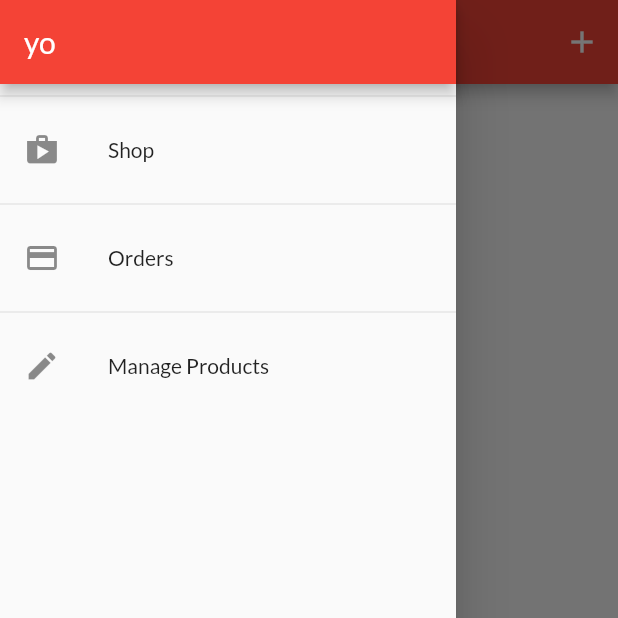
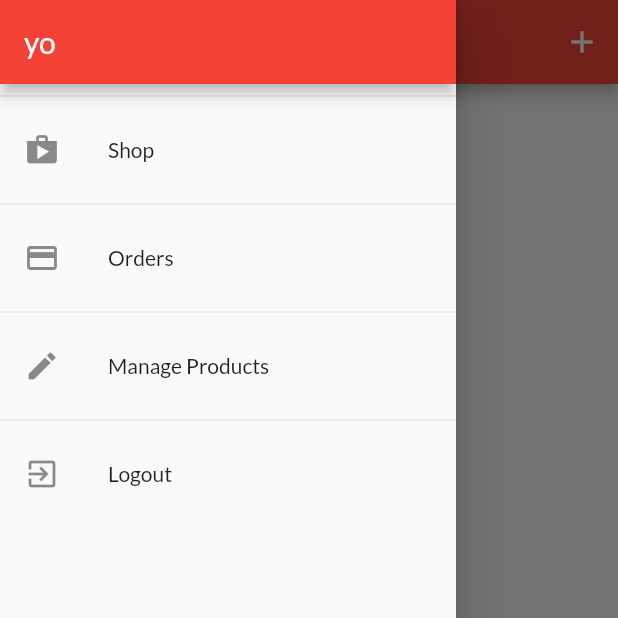
Before and after one commit to LeonardoSimi/shop-app-demo, a Flutter app: the UserProductsScreen screen opened by its route, with the side drawer open, on a phone screen of 412 x 824 dp, the top half of it. Run offline on Flutter 3.47's test engine with Material 2 defaults, Android fonts, the phone set to English and light mode, and no system bars; our stand-ins replace shared_preferences; missing offline and left inert: dart:ffi; accounts and stored records are empty; network calls fail.

Commit message:
autologin, autologout, favs user specific
12-01

```diff
--- a/lib/screens/user_products_screen.dart
+++ b/lib/screens/user_products_screen.dart
@@ -10,13 +10,14 @@ class UserProductsScreen extends StatelessWidget {
   static const routeName = '/user-products';
 
   Future<void> _refreshProducts(BuildContext context) async {
-    await Provider.of<Products>(context, listen: false).fetchAndSetProducts();
+    await Provider.of<Products>(context, listen: false)
+        .fetchAndSetProducts(true);
   }
 
   @override
   Widget build(BuildContext context) {
-    final productsData = Provider.of<Products>(context);
-
+    // final productsData = Provider.of<Products>(context);
+    print('rebuilding...');
     return Scaffold(
       appBar: AppBar(
         title: const Text('Your Products'),
@@ -29,17 +30,30 @@ class UserProductsScreen extends StatelessWidget {
         ],
       ),
       drawer: AppDrawer(),
-      body: RefreshIndicator(
+      body: FutureBuilder(
+        future: _refreshProducts(context),
+        builder: (ctx, snapshot) =>
+            snapshot.connectionState == ConnectionState.waiting
+                ? Center(
+                    child: CircularProgressIndicator(),
+                  )
+                : RefreshIndicator(
                     onRefresh: () => _refreshProducts(context),
-        child: Padding(
+                    child:
+                    Consumer<Products>(
+                      builder: (ctx, productsData, _) => Padding(
                         padding: EdgeInsets.all(8),
                         child: ListView.builder(
                           itemCount: productsData.items.length,
                           itemBuilder: (_, i) => Column(children: [
-              UserProductItem(productsData.items[i].title,
-                  productsData.items[i].imageUrl, productsData.items[i].id),
+                            UserProductItem(
+                                productsData.items[i].title,
+                                productsData.items[i].imageUrl,
+                                productsData.items[i].id),
                             Divider()
                           ]),
+                        ),
+                      ),
                     ),
                   ),
       ),
--- a/lib/widgets/app_drawer.dart
+++ b/lib/widgets/app_drawer.dart
@@ -1,7 +1,9 @@
 import 'package:flutter/material.dart';
+import 'package:provider/provider.dart';
 
 import '../screens/orders_screen.dart';
 import '../screens/user_products_screen.dart';
+import '../providers/auth.dart';
 
 class AppDrawer extends StatelessWidget {
 
@@ -31,6 +33,14 @@ class AppDrawer extends StatelessWidget {
             title: Text('Manage Products'),
             onTap: (){
               Navigator.of(context).pushReplacementNamed(UserProductsScreen.routeName);
+            },),
+          Divider(),
+          ListTile(leading: Icon(Icons.exit_to_app),
+            title: Text('Logout'),
+            onTap: (){
+            Navigator.of(context).pop();
+            Navigator.of(context).pushReplacementNamed('/');
+            Provider.of<Auth>(context, listen: false).logout();
             },)
         ],
       ),
--- a/lib/widgets/product_item.dart
+++ b/lib/widgets/product_item.dart
@@ -4,6 +4,7 @@ import 'package:provider/provider.dart';
 import '../screens/product_detail_screen.dart';
 import '../providers/product.dart';
 import '../providers/cart.dart';
+import '../providers/auth.dart';
 
 class ProductItem extends StatelessWidget {
   // final String id;
@@ -17,6 +18,7 @@ class ProductItem extends StatelessWidget {
 
     final product = Provider.of<Product>(context, listen: false);
     final cart = Provider.of<Cart>(context, listen: false);
+    final authToken = Provider.of<Auth>(context, listen: false);
 
     return ClipRRect(
         borderRadius: BorderRadius.circular(10),
@@ -39,7 +41,7 @@ class ProductItem extends StatelessWidget {
               icon: Icon(product.isFavorite ? Icons.favorite : Icons.favorite_border),
               color: Theme.of(context).accentColor,
               onPressed: () {
-                product.toggleFavoriteStatus();
+                product.toggleFavoriteStatus(authToken.token, authToken.userId);
               },
             ),),
             title: Text(
--- a/pubspec.yaml
+++ b/pubspec.yaml
@@ -26,6 +26,7 @@ dependencies:
   provider: ^5.0.0
   intl: ^0.17.0
   http: ^0.13.3
+  shared_preferences: ^2.0.6
 
 
   # The following adds the Cupertino Icons font to your application.
```
Also changed, not shown: lib/main.dart (+20 -6 lines), lib/providers/auth.dart (+54 -0 lines), lib/providers/orders.dart (+8 -6 lines), lib/providers/product.dart (+6 -7 lines), lib/providers/products.dart (+18 -15 lines), lib/screens/splash_screen.dart (added, +12 -0 lines), pubspec.lock. Lines whose indentation alone changed are shown as unchanged.
